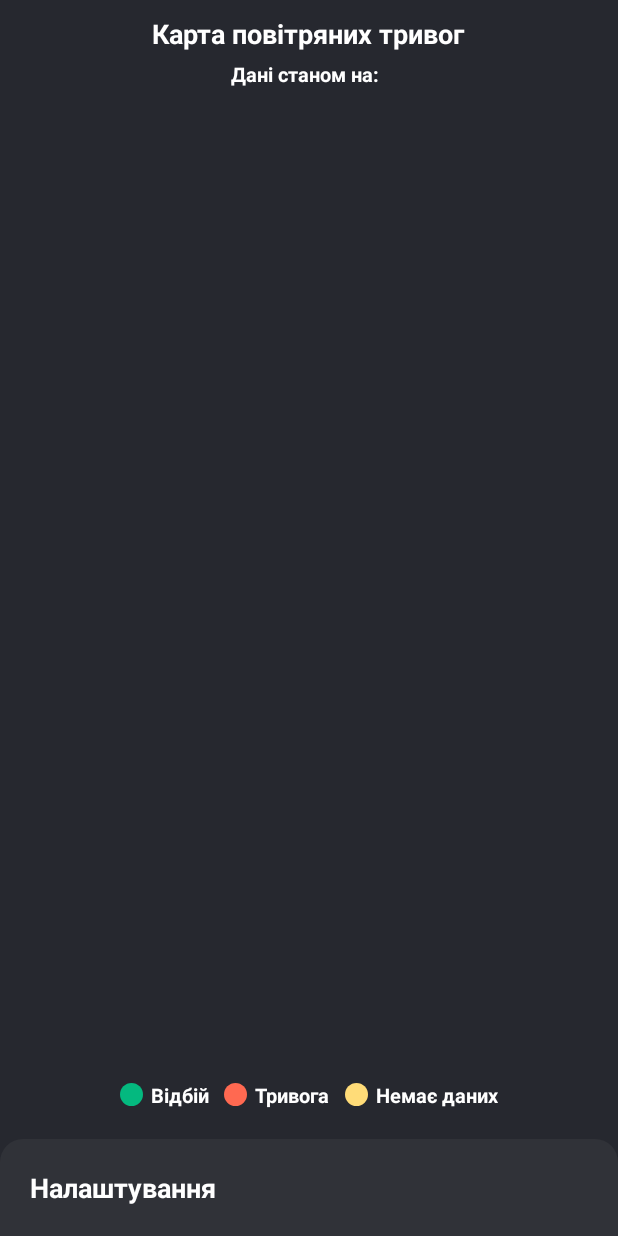
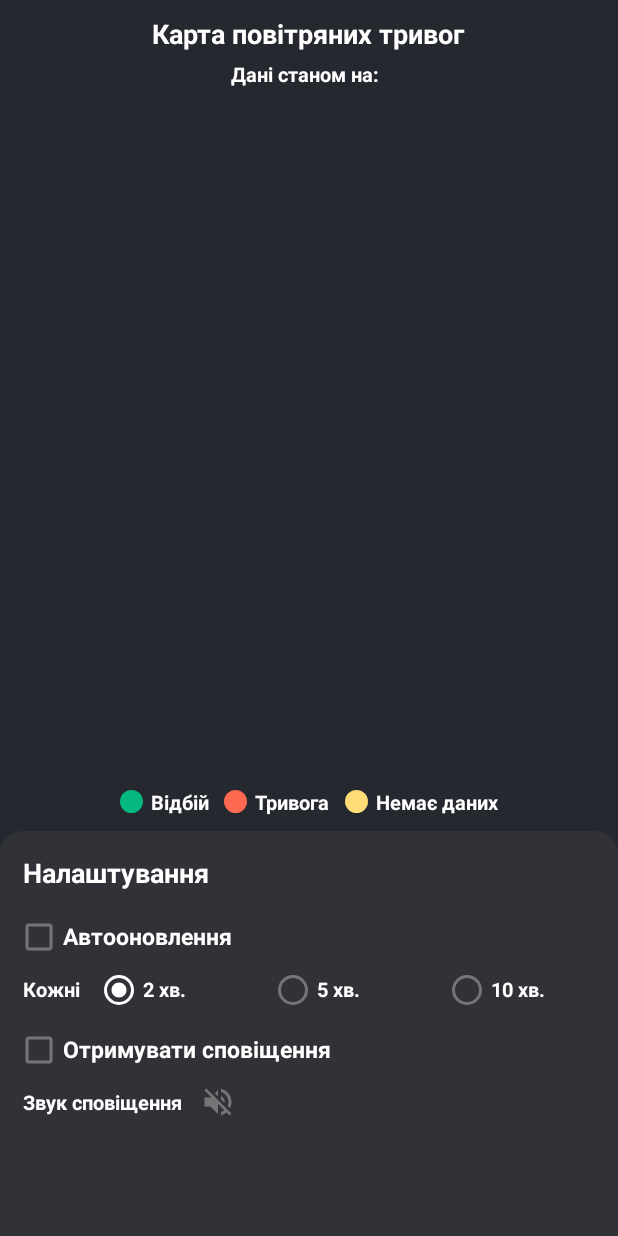
Before and after one commit to yU5295/map-alert, an Android app: the screen it shows after launch (MainActivity), on a phone screen of 412 x 824 dp. Run offline under Robolectric (Android 15) with nearby library versions, the phone set to English and light mode, and no system bars; 1 statement that could not run was skipped.

Commit message:
Update Ui

```diff
--- a/app/src/main/java/com/perpetio/alertapp/activities/BaseActivity.kt
+++ b/app/src/main/java/com/perpetio/alertapp/activities/BaseActivity.kt
@@ -1,11 +1,13 @@
 package com.perpetio.alertapp.activities
 
 import android.os.Bundle
-import android.view.LayoutInflater
-import android.widget.Toast
 import androidx.appcompat.app.AppCompatActivity
+import androidx.navigation.NavDirections
+import androidx.navigation.findNavController
+import androidx.navigation.fragment.NavHostFragment
 import androidx.viewbinding.ViewBinding
 import com.perpetio.alertapp.AlertApp
+import com.perpetio.alertapp.R
 
 abstract class BaseActivity<VB : ViewBinding> : AppCompatActivity() {
 
--- a/app/src/main/java/com/perpetio/alertapp/fragments/MapFragment.kt
+++ b/app/src/main/java/com/perpetio/alertapp/fragments/MainFragment.kt
@@ -4,18 +4,18 @@ import android.os.Bundle
 import android.view.View
 import androidx.fragment.app.activityViewModels
 import com.perpetio.alertapp.data_models.StatesInfoModel
-import com.perpetio.alertapp.databinding.FragmentMapBinding
+import com.perpetio.alertapp.databinding.FragmentMainBinding
 import com.perpetio.alertapp.receivers.WidgetUpdateReceiver
 import com.perpetio.alertapp.utils.MapDrawer
 import com.perpetio.alertapp.view_models.MainViewModel
 import com.perpetio.alertapp.view_models.ViewModelState
 
-class MapFragment : BaseFragment<FragmentMapBinding>() {
+class MainFragment : BaseFragment<FragmentMainBinding>() {
 
     private val viewModel by activityViewModels<MainViewModel>()
 
-    override fun getViewBinding(): FragmentMapBinding {
-        return FragmentMapBinding.inflate(layoutInflater)
+    override fun getViewBinding(): FragmentMainBinding {
+        return FragmentMainBinding.inflate(layoutInflater)
     }
 
     override fun onViewCreated(view: View, savedInstanceState: Bundle?) {
@@ -50,9 +50,6 @@ class MapFragment : BaseFragment<FragmentMapBinding>() {
             refreshLayout.setOnRefreshListener {
                 viewModel.refreshMap()
             }
-            btnSettings.setOnClickListener {
-                goTo(MapFragmentDirections.toSettingsFragment())
-            }
         }
     }
 
--- a/app/src/main/java/com/perpetio/alertapp/fragments/SelectTerritoryFragment.kt
+++ b/app/src/main/java/com/perpetio/alertapp/fragments/SelectTerritoryFragment.kt
@@ -18,7 +18,7 @@ class SelectTerritoryFragment : BaseFragment<FragmentSelectTerritotyBinding>() {
     private fun setListeners() {
         binding.apply {
             btnBack.setOnClickListener {
-                goTo(SelectTerritoryFragmentDirections.toSettingsFragment())
+                goTo(SelectTerritoryFragmentDirections.toMainFragment())
             }
         }
     }
--- a/app/src/main/java/com/perpetio/alertapp/fragments/SettingsFragment.kt
+++ b/app/src/main/java/com/perpetio/alertapp/fragments/SettingsFragment.kt
@@ -5,6 +5,7 @@ import android.view.View
 import android.widget.RadioButton
 import androidx.core.view.forEach
 import com.perpetio.alertapp.R
+import com.perpetio.alertapp.activities.MainActivity
 import com.perpetio.alertapp.data.RepeatInterval
 import com.perpetio.alertapp.databinding.FragmentSettingsBinding
 import com.perpetio.alertapp.receivers.WidgetRefreshReminder
@@ -38,9 +39,6 @@ class SettingsFragment : BaseFragment<FragmentSettingsBinding>() {
 
     private fun setupListeners() {
         binding.apply {
-            btnBack.setOnClickListener {
-                goTo(SettingsFragmentDirections.toMapFragment())
-            }
             chkAutoUpdate.setOnCheckedChangeListener { button, isChecked ->
                 rgRepeatInterval.visibility = getVisibility(isChecked)
                 enableSaving(true)
@@ -51,11 +49,10 @@ class SettingsFragment : BaseFragment<FragmentSettingsBinding>() {
             chkNotification.setOnCheckedChangeListener { button, isChecked ->
                 val visibility = getVisibility(isChecked)
                 chkNotificationSound.visibility = visibility
-                tvTerritoriesTitle.visibility = visibility
-                tvTerritories.visibility = visibility
+                layNotificationSound.visibility = visibility
             }
-            tvTerritories.setOnClickListener {
-                goTo(SettingsFragmentDirections.toSelectTerritoryFragment())
+            btnSelectTerritories.setOnClickListener {
+                goTo(MainFragmentDirections.toSelectTerritoryFragment())
             }
             btnSave.setOnClickListener {
                 saveSettings()
@@ -69,6 +66,9 @@ class SettingsFragment : BaseFragment<FragmentSettingsBinding>() {
         binding.apply {
             tvTitle.text = if (value) "${titleText}*" else titleText
             btnSave.visibility = getVisibility(value)
+            btnSelectTerritories.visibility = getVisibility(
+                if (value) !value else chkNotification.isChecked
+            )
         }
     }
 
--- /dev/null
+++ b/app/src/main/res/drawable/ic_arrow_next.xml
@@ -0,0 +1,5 @@
+<vector android:autoMirrored="true" android:height="24dp"
+    android:tint="#FFFFFF" android:viewportHeight="24"
+    android:viewportWidth="24" android:width="24dp" xmlns:android="http://schemas.android.com/apk/res/android">
+    <path android:fillColor="@android:color/white" android:pathData="M6.23,20.23l1.77,1.77l10,-10l-10,-10l-1.77,1.77l8.23,8.23z"/>
+</vector>
--- a/app/src/main/res/layout/fragment_map.xml
+++ b/app/src/main/res/layout/fragment_main.xml
@@ -1,8 +1,11 @@
 <?xml version="1.0" encoding="utf-8"?>
 <androidx.swiperefreshlayout.widget.SwipeRefreshLayout xmlns:android="http://schemas.android.com/apk/res/android"
+    xmlns:app="http://schemas.android.com/apk/res-auto"
+    xmlns:tools="http://schemas.android.com/tools"
     android:id="@+id/refresh_layout"
     android:layout_width="match_parent"
-    android:layout_height="match_parent">
+    android:layout_height="match_parent"
+    app:swipeRefreshLayoutProgressSpinnerBackgroundColor="@color/calm">
 
     <LinearLayout
         android:layout_width="match_parent"
@@ -115,15 +118,11 @@
             </LinearLayout>
         </LinearLayout>
 
-        <TextView
-            android:id="@+id/btn_settings"
-            style="@style/BigText"
+        <androidx.fragment.app.FragmentContainerView
+            android:id="@+id/fr_settings"
+            android:name="com.perpetio.alertapp.fragments.SettingsFragment"
             android:layout_width="match_parent"
-            android:layout_height="wrap_content"
-            android:layout_marginTop="10dp"
-            android:background="@drawable/card_plate_top"
-            android:backgroundTint="@color/on_ground"
-            android:padding="20dp"
-            android:text="@string/settings" />
+            android:layout_height="270dp"
+            tools:layout="@layout/fragment_settings" />
     </LinearLayout>
 </androidx.swiperefreshlayout.widget.SwipeRefreshLayout>
--- a/app/src/main/res/layout/fragment_settings.xml
+++ b/app/src/main/res/layout/fragment_settings.xml
@@ -1,30 +1,8 @@
 <?xml version="1.0" encoding="utf-8"?>
-<LinearLayout xmlns:android="http://schemas.android.com/apk/res/android"
-    android:layout_width="match_parent"
-    android:layout_height="match_parent"
-    android:orientation="vertical">
-
-    <androidx.appcompat.widget.AppCompatImageView
-        android:id="@+id/btn_back"
-        android:layout_width="45dp"
-        android:layout_height="45dp"
-        android:padding="10dp"
-        android:src="@drawable/ic_arrow_back" />
-
-    <TextView
-        android:id="@+id/tv_title"
-        style="@style/BigText"
+<FrameLayout xmlns:android="http://schemas.android.com/apk/res/android"
     android:layout_width="match_parent"
     android:layout_height="wrap_content"
     android:background="@drawable/card_plate_top"
-        android:backgroundTint="@color/on_ground"
-        android:padding="20dp"
-        android:text="@string/settings" />
-
-    <ScrollView
-        android:layout_width="match_parent"
-        android:layout_height="match_parent"
-        android:background="@color/black_transparent"
     android:backgroundTint="@color/on_ground">
 
     <LinearLayout
@@ -33,6 +11,17 @@
         android:orientation="vertical"
         android:paddingStart="10dp"
         android:paddingEnd="10dp">
+
+        <TextView
+            android:id="@+id/tv_title"
+            style="@style/BigText"
+            android:layout_width="match_parent"
+            android:layout_height="wrap_content"
+            android:paddingStart="5dp"
+            android:paddingTop="15dp"
+            android:paddingEnd="5dp"
+            android:paddingBottom="15dp"
+            android:text="@string/settings" />
 
         <LinearLayout
             android:layout_width="match_parent"
@@ -62,7 +51,7 @@
             android:layout_marginTop="5dp"
             android:gravity="start|center_vertical"
             android:orientation="horizontal"
-                android:visibility="gone"
+            android:visibility="visible"
             android:weightSum="75">
 
             <TextView
@@ -101,70 +90,85 @@
                 android:text="@string/min" />
         </RadioGroup>
 
-
-            <LinearLayout
-                android:layout_width="wrap_content"
-                android:layout_height="wrap_content"
-                android:layout_marginTop="10dp"
-                android:gravity="start|center_vertical"
-                android:orientation="horizontal">
-
         <CheckBox
             android:id="@+id/chk_notification"
             style="@style/BoldText"
             android:layout_width="wrap_content"
             android:layout_height="30dp"
-                    android:text="@string/notification" />
+            android:layout_marginTop="10dp"
+            android:text="@string/receive_notification" />
 
-                <CheckBox
-                    android:id="@+id/chk_notification_sound"
-                    android:layout_width="30dp"
-                    android:layout_height="30dp"
-                    android:layout_marginStart="5dp"
-                    android:button="@drawable/sound_check"
-                    android:checked="false"
-                    android:visibility="gone" />
-            </LinearLayout>
-
-            <TextView
-                android:id="@+id/tv_territories_title"
-                style="@style/BoldText"
-                android:layout_width="wrap_content"
-                android:layout_height="wrap_content"
-                android:layout_marginStart="5dp"
-                android:layout_marginTop="5dp"
-                android:text="@string/selected_territories"
-                android:visibility="gone" />
-
-            <TextView
-                android:id="@+id/tv_territories"
-                style="@style/MainText"
+        <LinearLayout
+            android:id="@+id/lay_notification_sound"
             android:layout_width="match_parent"
             android:layout_height="wrap_content"
             android:layout_marginStart="5dp"
             android:layout_marginTop="5dp"
-                android:layout_marginEnd="5dp"
-                android:lineSpacingExtra="4sp"
-                android:visibility="gone" />
+            android:gravity="start|center_vertical"
+            android:orientation="horizontal">
+
+            <TextView
+                style="@style/MainText"
+                android:layout_width="wrap_content"
+                android:layout_height="wrap_content"
+                android:text="@string/notification_sound" />
+
+            <CheckBox
+                android:id="@+id/chk_notification_sound"
+                android:layout_width="wrap_content"
+                android:layout_height="30dp"
+                android:button="@drawable/sound_check" />
+        </LinearLayout>
+
+        <View
+            android:layout_width="match_parent"
+            android:layout_height="80dp" />
+    </LinearLayout>
+
+    <LinearLayout
+        android:layout_width="match_parent"
+        android:layout_height="40dp"
+        android:layout_gravity="bottom|center_horizontal"
+        android:gravity="center"
+        android:layout_marginTop="20dp"
+        android:layout_marginBottom="20dp"
+        android:orientation="vertical"
+        android:paddingStart="10dp"
+        android:paddingEnd="10dp">
+
+        <LinearLayout
+            android:id="@+id/btn_select_territories"
+            android:layout_width="match_parent"
+            android:layout_height="wrap_content"
+            android:gravity="center"
+            android:orientation="horizontal"
+            android:visibility="gone">
+
+            <androidx.appcompat.widget.AppCompatImageView
+                android:layout_width="30dp"
+                android:layout_height="match_parent"
+                android:scaleType="fitCenter"
+                android:src="@drawable/ic_arrow_next" />
+
+            <TextView
+                style="@style/MainText"
+                android:layout_width="0dp"
+                android:layout_height="wrap_content"
+                android:layout_weight="1"
+                android:text="@string/select_territories_you_want_observe"
+                android:textColor="@color/grey" />
+        </LinearLayout>
 
         <TextView
             android:id="@+id/btn_save"
             style="@style/BoldText"
             android:layout_width="wrap_content"
-                android:layout_height="wrap_content"
-                android:layout_gravity="center"
-                android:layout_marginTop="20dp"
+            android:layout_height="match_parent"
             android:background="@drawable/card_frame_plate"
+            android:gravity="center"
             android:paddingStart="30dp"
-                android:paddingTop="10dp"
             android:paddingEnd="30dp"
-                android:paddingBottom="10dp"
             android:text="@string/save"
-                android:visibility="gone" />
-
-            <View
-                android:layout_width="match_parent"
-                android:layout_height="20dp" />
+            android:visibility="visible" />
     </LinearLayout>
-    </ScrollView>
-</LinearLayout>
+</FrameLayout>
--- a/app/src/main/res/layout/item_territory.xml
+++ b/app/src/main/res/layout/item_territory.xml
@@ -9,5 +9,4 @@
     android:drawableEnd="?android:attr/listChoiceIndicatorMultiple"
     android:gravity="start|center_vertical"
     android:paddingStart="10dp"
-    android:paddingEnd="10dp"
-    android:text="@string/territories" />
+    android:paddingEnd="10dp" />
--- a/app/src/main/res/navigation/main_nav_graph.xml
+++ b/app/src/main/res/navigation/main_nav_graph.xml
@@ -3,27 +3,15 @@
     xmlns:app="http://schemas.android.com/apk/res-auto"
     xmlns:tools="http://schemas.android.com/tools"
     android:id="@+id/main_nav_graph"
-    app:startDestination="@id/mapFragment">
+    app:startDestination="@id/mainFragment">
 
     <fragment
-        android:id="@+id/mapFragment"
-        android:name="com.perpetio.alertapp.fragments.MapFragment"
-        tools:layout="@layout/fragment_map">
-        <action
-            android:id="@+id/to_settingsFragment"
-            app:destination="@id/settingsFragment" />
-    </fragment>
-
-    <fragment
-        android:id="@+id/settingsFragment"
-        android:name="com.perpetio.alertapp.fragments.SettingsFragment"
-        tools:layout="@layout/fragment_settings">
+        android:id="@+id/mainFragment"
+        android:name="com.perpetio.alertapp.fragments.MainFragment"
+        tools:layout="@layout/fragment_main">
         <action
             android:id="@+id/to_selectTerritoryFragment"
             app:destination="@id/selectTerritoryFragment" />
-        <action
-            android:id="@+id/to_MapFragment"
-            app:destination="@id/mapFragment" />
     </fragment>
 
     <fragment
@@ -31,7 +19,7 @@
         android:name="com.perpetio.alertapp.fragments.SelectTerritoryFragment"
         tools:layout="@layout/fragment_select_territoty">
         <action
-            android:id="@+id/to_settingsFragment"
-            app:destination="@id/settingsFragment" />
+            android:id="@+id/to_MainFragment"
+            app:destination="@id/mainFragment" />
     </fragment>
 </navigation>
--- a/app/src/main/res/values/strings.xml
+++ b/app/src/main/res/values/strings.xml
@@ -20,10 +20,11 @@
     <string name="auto_update">Автооновлення</string>
     <string name="every">Кожні</string>
     <string name="min">%d хв.</string>
-    <string name="notification">Сповіщення</string>
-    <string name="selected_territories">Обрані території</string>
+    <string name="receive_notification">Отримувати сповіщення</string>
+    <string name="notification_sound">Звук сповіщення</string>
+    <string name="select_territories">Обрати потрібні території</string>
     <string name="save">Зберегти</string>
 
     <string name="follow_by">Слідкувати за:</string>
-    <string name="select_territories_you_want_observe">Оберіть території, від яких ви хочете отримувати сповіщення</string>
+    <string name="select_territories_you_want_observe">Оберіть території, від яких хочете отримувати сповіщення</string>
 </resources>
```
Lines whose indentation alone changed are shown as unchanged.
